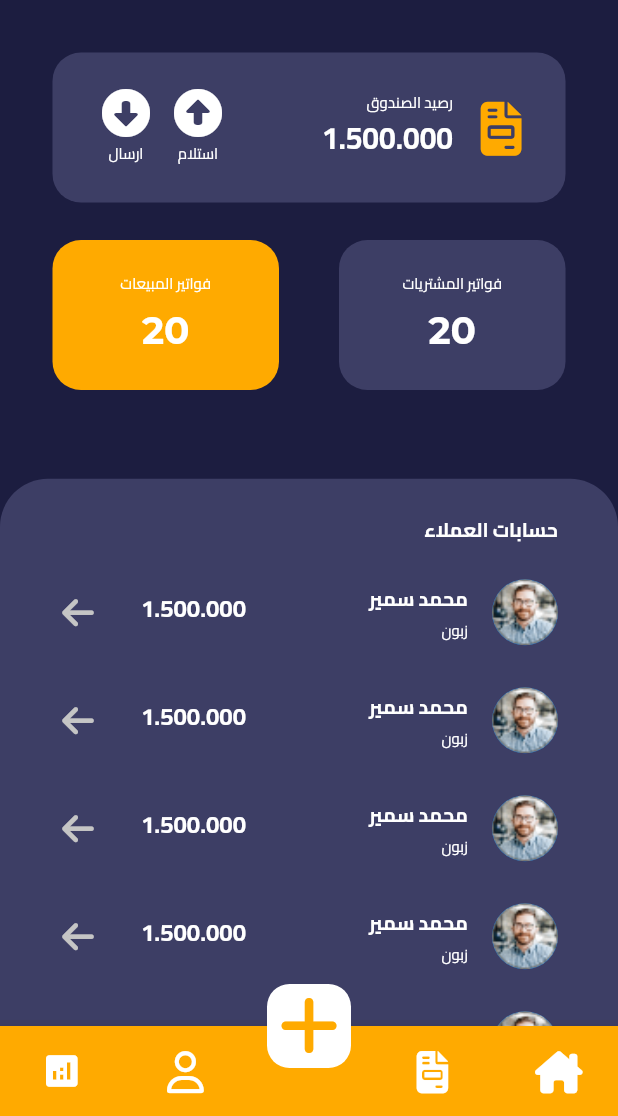
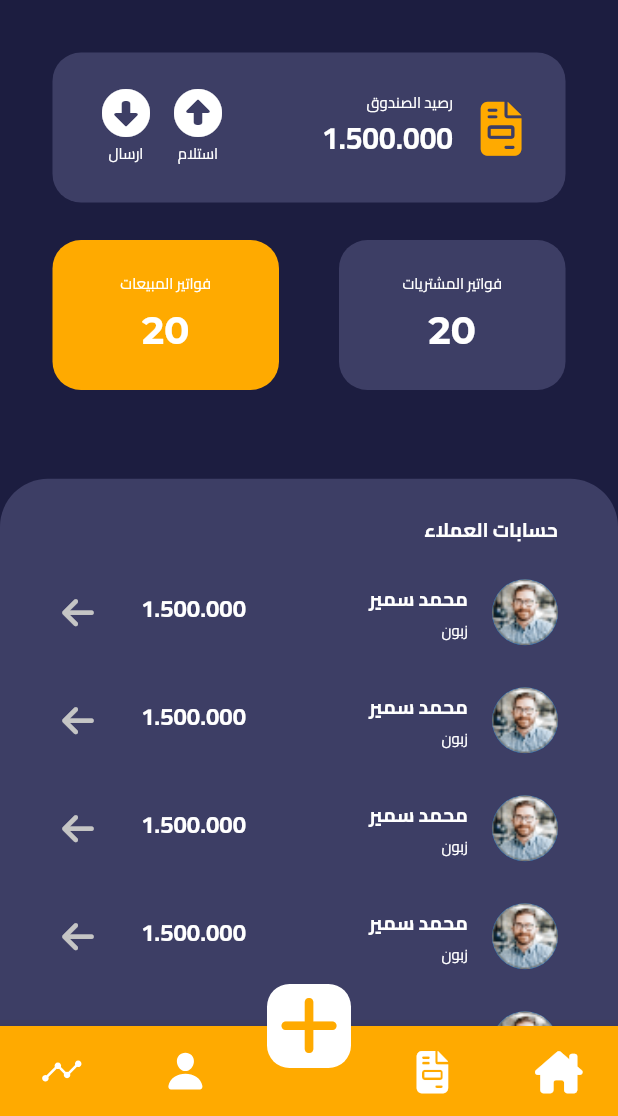
Before and after one commit to hussam-aw/matjary, a Flutter app: the screen it shows after launch, on a phone screen of 412 x 824 dp, the part 120-1236 px from its top. Run offline on Flutter 3.47's test engine with Material 2 defaults, Android fonts, the phone set to English and light mode, and no system bars; our stand-ins replace font_awesome_flutter, get, ionicons.

Commit message:
Update icons

```diff
--- a/lib/PresentationLayer/Widgets/Public/bottom_navigation_bar.dart
+++ b/lib/PresentationLayer/Widgets/Public/bottom_navigation_bar.dart
@@ -1,5 +1,6 @@
 import 'package:flutter/material.dart';
 import 'package:font_awesome_flutter/font_awesome_flutter.dart';
+import 'package:ionicons/ionicons.dart';
 import 'package:matjary/Constants/ui_colors.dart';
 
 class CustomBottomNavigationBar extends StatelessWidget {
@@ -39,7 +40,7 @@ class CustomBottomNavigationBar extends StatelessWidget {
               child: IconButton(
                 icon: Icon(
                   size: 28,
-                  FontAwesomeIcons.user,
+                  Ionicons.person,
                   color: UIColors.white,
                 ),
                 onPressed: () {},
@@ -49,7 +50,7 @@ class CustomBottomNavigationBar extends StatelessWidget {
               child: IconButton(
                 icon: Icon(
                   size: 28,
-                  Icons.analytics,
+                  Ionicons.analytics,
                   color: UIColors.white,
                 ),
                 onPressed: () {},
```
